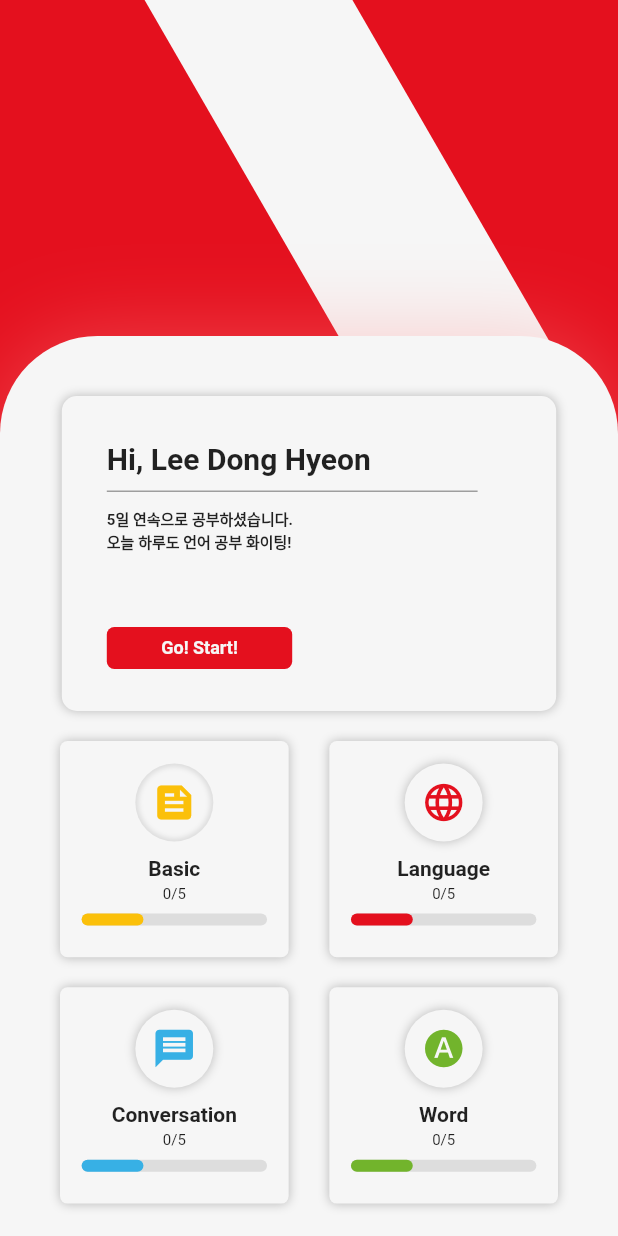
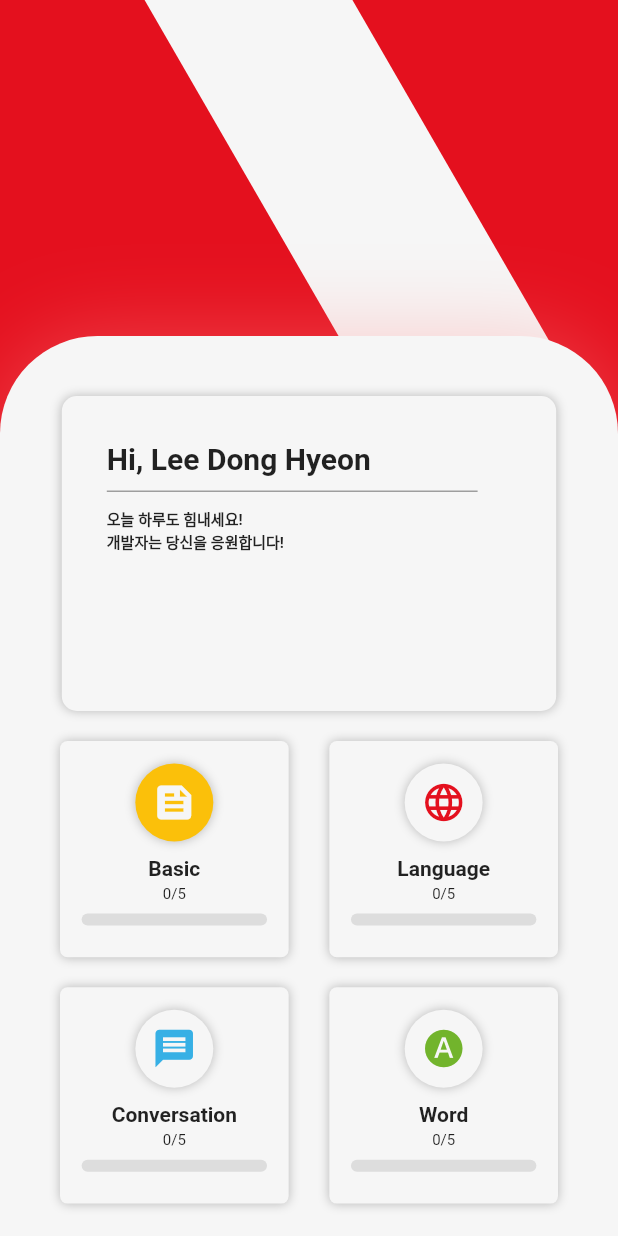
Before and after one commit to drainxc/Eo-Neo, a Flutter app: the Home screen opened directly, on a phone screen of 412 x 824 dp. Run offline on Flutter 3.47's test engine with Material 2 defaults, Android fonts, the phone set to English and light mode, and no system bars; our stand-ins replace shared_preferences; accounts and stored records are empty; network calls fail.

Commit message:
Add Provider

```diff
--- a/lib/screen/Home/Home.dart
+++ b/lib/screen/Home/Home.dart
@@ -1,5 +1,11 @@
+import 'dart:convert';
+import 'dart:io';
 import 'dart:math' as math;
 import 'package:flutter/material.dart';
+import 'package:provider/provider.dart';
+import 'package:shared_preferences/shared_preferences.dart';
+import 'package:untitled1/provider/select.dart';
+import 'package:http/http.dart' as http;
 
 class Home extends StatefulWidget {
   const Home({super.key});
@@ -9,49 +15,67 @@ class Home extends StatefulWidget {
 }
 
 class _HomeState extends State<Home> {
-  List _select = [true, false, false, false];
+  late SelectProvider _selectProvider;
+  Map<String, dynamic> _userInfo = {
+    "correctBasic":0,
+    "correctLanguage":0,
+    "correctConversation":0,
+    "correctWord":0,
+  };
+  final List<String> _categoryList = [
+    "correctBasic",
+    "correctLanguage",
+    "correctConversation",
+    "correctWord"
+  ];
   List<Map<String, dynamic>> kind = [
     {
-      "icon": const Icon(
-        Icons.feed,
-        color: Color(0xffFBC00A),
-        size: 30,
-      ),
+      "icon": Icons.feed,
       "title": "Basic",
       "color": const Color(0xffFBC00A),
     },
     {
-      "icon": const Icon(
-        Icons.language,
-        color: Color(0xffE4101E),
-        size: 30,
-      ),
+      "icon": Icons.language,
       "title": "Language",
       "color": const Color(0xffE4101E),
     },
     {
-      "icon": const Icon(
-        Icons.message,
-        color: Color(0xff37B0E5),
-        size: 30,
-      ),
+      "icon": Icons.message,
       "title": "Conversation",
       "color": const Color(0xff37B0E5),
     },
     {
-      "icon": const Icon(
-        Icons.hdr_auto_sharp,
-        color: Color(0xff72B42C),
-        size: 30,
-      ),
+      "icon": Icons.hdr_auto_sharp,
       "title": "Word",
       "color": const Color(0xff72B42C),
     }
   ];
 
+  _getUser() async {
+    final SharedPreferences pref = await SharedPreferences.getInstance();
+    final url = Uri.parse('http://10.0.2.2:8080/user');
+    final response = await http.get(url, headers: {
+      HttpHeaders.authorizationHeader:
+      'Bearer ${pref.getString("accessToken")}',
+    });
+    return json.decode(response.body);
+  }
+
+
   @override
   Widget build(BuildContext context) {
-    double width = MediaQuery.of(context).size.width;
+    _selectProvider = Provider.of<SelectProvider>(context, listen: false);
+    double width = MediaQuery
+        .of(context)
+        .size
+        .width;
+
+    _getUser().then((res) {
+      setState(() {
+        _userInfo = res;
+      });
+    });
+
     return Scaffold(
       backgroundColor: const Color(0xffE4101E),
       body: Stack(
@@ -131,36 +155,13 @@ class _HomeState extends State<Home> {
                                   width: width * 0.6,
                                   margin: const EdgeInsets.only(top: 10),
                                   child: const Text(
-                                    "5일 연속으로 공부하셨습니다.\n오늘 하루도 언어 공부 화이팅!",
+                                    "오늘 하루도 힘내세요!\n개발자는 당신을 응원합니다!",
                                     style: TextStyle(
                                       fontSize: 10,
                                       fontWeight: FontWeight.w700,
                                     ),
                                   ),
-                                ),
-                                InkWell(
-                                  onTap: () => {setState: (() {})},
-                                  child: Container(
-                                      transform: Matrix4.translationValues(
-                                          -width * 0.15, -30, 0),
-                                      width: width * 0.3,
-                                      height: 28,
-                                      margin: const EdgeInsets.only(top: 80),
-                                      decoration: const BoxDecoration(
-                                        color: Color(0xffe4101e),
-                                        borderRadius: BorderRadius.all(
-                                            Radius.elliptical(5, 5)),
-                                      ),
-                                      child: const Center(
-                                        child: Text(
-                                          'Go! Start!',
-                                          style: TextStyle(
-                                              fontSize: 12,
-                                              fontWeight: FontWeight.w700,
-                                              color: Color(0xfff6f6f6)),
-                                        ),
-                                      )),
-                                ),
+                                )
                               ],
                             )
                           ],
@@ -193,10 +194,7 @@ class _HomeState extends State<Home> {
   Widget Box(width, int n) {
     return InkWell(
       onTap: () {
-        setState(() {
-          _select = List<bool>.filled(4, false, growable: true);
-          _select[n] = true;
-        });
+        _selectProvider.changeState(n);
       },
       child: Container(
         width: width * 0.37,
@@ -221,22 +219,12 @@ class _HomeState extends State<Home> {
               margin: const EdgeInsets.only(top: 15),
               width: 52,
               height: 52,
-              decoration: _select[n]
-                  ? BoxDecoration(
-                      boxShadow: const [
-                        BoxShadow(
-                          color: Color.fromRGBO(0, 0, 0, 0.1),
-                        ),
-                        BoxShadow(
-                          color: Color(0xfff6f6f6),
-                          spreadRadius: -2.0,
-                          blurRadius: 2.0,
-                        ),
-                      ],
-                      borderRadius: BorderRadius.circular(50),
-                    )
-                  : BoxDecoration(
-                      color: const Color(0xfff6f6f6),
+              decoration: BoxDecoration(
+                color: Provider
+                    .of<SelectProvider>(context)
+                    .select[n]
+                    ? kind[n]["color"]
+                    : const Color(0xfff6f6f6),
                 boxShadow: const [
                   BoxShadow(
                     color: Color.fromRGBO(0, 0, 0, 0.25),
@@ -246,7 +234,15 @@ class _HomeState extends State<Home> {
                 ],
                 borderRadius: BorderRadius.circular(50),
               ),
-              child: kind[n]["icon"],
+              child: Icon(
+                kind[n]["icon"],
+                color: Provider
+                    .of<SelectProvider>(context)
+                    .select[n]
+                    ? const Color(0xfff6f6f6)
+                    : kind[n]["color"],
+                size: 30,
+              ),
             ),
             Container(
               margin: const EdgeInsets.only(top: 10),
@@ -260,9 +256,9 @@ class _HomeState extends State<Home> {
                   ),
                   Container(
                     margin: const EdgeInsets.only(top: 3),
-                    child: const Text(
-                      "0/5",
-                      style: TextStyle(fontSize: 10),
+                    child: Text(
+                      "${_userInfo[_categoryList[n]]}/5",
+                      style: const TextStyle(fontSize: 10),
                     ),
                   ),
                   Stack(
@@ -278,7 +274,7 @@ class _HomeState extends State<Home> {
                       ),
                       Container(
                         margin: const EdgeInsets.only(top: 7),
-                        width: width * 0.1,
+                        width: width * _userInfo[_categoryList[n]] * 0.06,
                         height: 8,
                         decoration: BoxDecoration(
                           color: kind[n]["color"],
```
Lines whose indentation alone changed are shown as unchanged.
